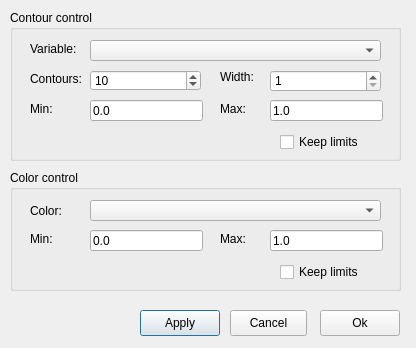
Old version of the form ElmerGUI/vtkpost/isocontour.ui in the repository tehnick/elmerfem.
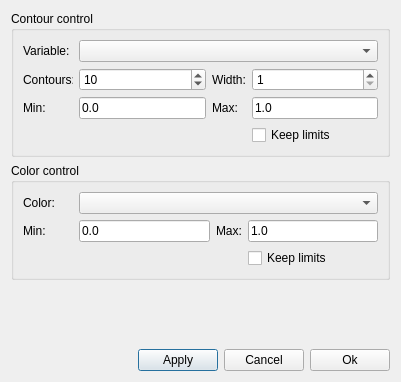
New version of the form. Icons and pictures are not drawn.

Commit message: ElmerGUI: Adjusted dialog layouts in vtk widget

Patch:
```diff
--- a/ElmerGUI/vtkpost/isocontour.ui
+++ b/ElmerGUI/vtkpost/isocontour.ui
@@ -5,117 +5,81 @@
    <rect>
     <x>0</x>
     <y>0</y>
-    <width>416</width>
-    <height>348</height>
+    <width>401</width>
+    <height>382</height>
    </rect>
   </property>
   <property name="windowTitle" >
    <string>Iso contours</string>
   </property>
-  <widget class="QPushButton" name="applyButton" >
-   <property name="geometry" >
-    <rect>
-     <x>140</x>
-     <y>310</y>
-     <width>80</width>
-     <height>26</height>
-    </rect>
-   </property>
-   <property name="text" >
-    <string>Apply</string>
-   </property>
-   <property name="icon" >
-    <iconset/>
-   </property>
-   <property name="default" >
-    <bool>true</bool>
-   </property>
-  </widget>
-  <widget class="QPushButton" name="okButton" >
-   <property name="geometry" >
-    <rect>
-     <x>320</x>
-     <y>310</y>
-     <width>80</width>
-     <height>26</height>
-    </rect>
-   </property>
-   <property name="text" >
-    <string>Ok</string>
-   </property>
-   <property name="icon" >
-    <iconset resource="../ElmerGUI.qrc" >:/icons/dialog-ok-apply.png</iconset>
-   </property>
-  </widget>
+  <layout class="QVBoxLayout" >
+   <item>
   <widget class="QGroupBox" name="contoursGroup" >
-   <property name="geometry" >
-    <rect>
-     <x>10</x>
-     <y>10</y>
-     <width>391</width>
-     <height>151</height>
-    </rect>
-   </property>
    <property name="title" >
     <string>Contour control</string>
    </property>
-   <widget class="QLineEdit" name="contoursMaxEdit" >
-    <property name="geometry" >
-     <rect>
-      <x>260</x>
-      <y>90</y>
-      <width>113</width>
-      <height>21</height>
-     </rect>
+     <layout class="QVBoxLayout" >
+      <item>
+       <layout class="QHBoxLayout" >
+        <item>
+         <widget class="QLabel" name="variableLabel" >
+          <property name="maximumSize" >
+           <size>
+            <width>50</width>
+            <height>16777215</height>
+           </size>
     </property>
     <property name="text" >
-     <string>1.0</string>
-    </property>
-   </widget>
+           <string>Variable:</string>
+          </property>
+         </widget>
+        </item>
+        <item>
    <widget class="QComboBox" name="contoursCombo" >
-    <property name="geometry" >
-     <rect>
-      <x>80</x>
-      <y>30</y>
-      <width>291</width>
-      <height>21</height>
-     </rect>
-    </property>
-   </widget>
-   <widget class="QLineEdit" name="contoursMinEdit" >
-    <property name="geometry" >
-     <rect>
-      <x>80</x>
-      <y>90</y>
-      <width>113</width>
-      <height>21</height>
-     </rect>
-    </property>
-    <property name="text" >
-     <string>0.0</string>
-    </property>
-   </widget>
-   <widget class="QLabel" name="contoursMaxLabel" >
-    <property name="geometry" >
-     <rect>
-      <x>210</x>
-      <y>90</y>
-      <width>31</width>
-      <height>18</height>
-     </rect>
+          <property name="minimumSize" >
+           <size>
+            <width>280</width>
+            <height>0</height>
+           </size>
+          </property>
+          <property name="maximumSize" >
+           <size>
+            <width>16777215</width>
+            <height>24</height>
+           </size>
+          </property>
+         </widget>
+        </item>
+       </layout>
+      </item>
+      <item>
+       <layout class="QGridLayout" >
+        <item row="0" column="0" >
+         <widget class="QLabel" name="contoursLabel" >
+          <property name="maximumSize" >
+           <size>
+            <width>50</width>
+            <height>16777215</height>
+           </size>
     </property>
     <property name="text" >
-     <string>Max:</string>
-    </property>
-   </widget>
+           <string>Contours:</string>
+          </property>
+         </widget>
+        </item>
+        <item row="0" column="1" >
    <widget class="QSpinBox" name="contoursSpin" >
-    <property name="geometry" >
-     <rect>
-      <x>80</x>
-      <y>60</y>
-      <width>111</width>
-      <height>21</height>
-     </rect>
+          <property name="minimumSize" >
+           <size>
+            <width>0</width>
+            <height>0</height>
+           </size>
+          </property>
+          <property name="maximumSize" >
+           <size>
+            <width>16777215</width>
+            <height>24</height>
+           </size>
     </property>
     <property name="minimum" >
      <number>1</number>
@@ -127,195 +91,221 @@
      <number>10</number>
     </property>
    </widget>
-   <widget class="QLabel" name="variableLabel" >
-    <property name="geometry" >
-     <rect>
-      <x>20</x>
-      <y>30</y>
-      <width>51</width>
-      <height>18</height>
-     </rect>
-    </property>
-    <property name="text" >
-     <string>Variable:</string>
-    </property>
-   </widget>
-   <widget class="QLabel" name="contoursLabel" >
-    <property name="geometry" >
-     <rect>
-      <x>20</x>
-      <y>60</y>
-      <width>61</width>
-      <height>18</height>
-     </rect>
-    </property>
-    <property name="text" >
-     <string>Contours:</string>
-    </property>
-   </widget>
-   <widget class="QLabel" name="contoursMinLabel" >
-    <property name="geometry" >
-     <rect>
-      <x>20</x>
-      <y>90</y>
-      <width>41</width>
-      <height>18</height>
-     </rect>
-    </property>
-    <property name="text" >
-     <string>Min:</string>
-    </property>
-   </widget>
+        </item>
+        <item row="0" column="2" >
    <widget class="QLabel" name="widthLabel" >
-    <property name="geometry" >
-     <rect>
-      <x>210</x>
-      <y>60</y>
-      <width>46</width>
-      <height>14</height>
-     </rect>
-    </property>
     <property name="text" >
      <string>Width:</string>
     </property>
    </widget>
+        </item>
+        <item row="0" column="3" >
    <widget class="QSpinBox" name="lineWidthSpin" >
-    <property name="geometry" >
-     <rect>
-      <x>260</x>
-      <y>60</y>
-      <width>111</width>
-      <height>22</height>
-     </rect>
+          <property name="maximumSize" >
+           <size>
+            <width>16777215</width>
+            <height>24</height>
+           </size>
     </property>
     <property name="minimum" >
      <number>1</number>
     </property>
    </widget>
+        </item>
+        <item row="1" column="0" >
+         <widget class="QLabel" name="contoursMinLabel" >
+          <property name="maximumSize" >
+           <size>
+            <width>70</width>
+            <height>16777215</height>
+           </size>
+          </property>
+          <property name="text" >
+           <string>Min:</string>
+          </property>
+         </widget>
+        </item>
+        <item row="1" column="1" >
+         <widget class="QLineEdit" name="contoursMinEdit" >
+          <property name="maximumSize" >
+           <size>
+            <width>16777215</width>
+            <height>24</height>
+           </size>
+          </property>
+          <property name="text" >
+           <string>0.0</string>
+          </property>
+         </widget>
+        </item>
+        <item row="1" column="2" >
+         <widget class="QLabel" name="contoursMaxLabel" >
+          <property name="text" >
+           <string>Max:</string>
+          </property>
+         </widget>
+        </item>
+        <item row="1" column="3" >
+         <widget class="QLineEdit" name="contoursMaxEdit" >
+          <property name="maximumSize" >
+           <size>
+            <width>16777215</width>
+            <height>24</height>
+           </size>
+          </property>
+          <property name="text" >
+           <string>1.0</string>
+          </property>
+         </widget>
+        </item>
+        <item row="2" column="3" >
    <widget class="QCheckBox" name="keepContourLimits" >
-    <property name="geometry" >
-     <rect>
-      <x>270</x>
-      <y>120</y>
-      <width>91</width>
-      <height>24</height>
-     </rect>
-    </property>
     <property name="text" >
      <string>Keep limits</string>
     </property>
    </widget>
-  </widget>
+        </item>
+       </layout>
+      </item>
+     </layout>
+    </widget>
+   </item>
+   <item>
   <widget class="QGroupBox" name="colorsGroup" >
-   <property name="geometry" >
-    <rect>
-     <x>10</x>
-     <y>170</y>
-     <width>391</width>
-     <height>121</height>
-    </rect>
-   </property>
    <property name="title" >
     <string>Color control</string>
    </property>
-   <widget class="QLineEdit" name="colorMaxEdit" >
-    <property name="geometry" >
-     <rect>
-      <x>260</x>
-      <y>60</y>
-      <width>113</width>
-      <height>21</height>
-     </rect>
-    </property>
-    <property name="text" >
-     <string>1.0</string>
-    </property>
-   </widget>
-   <widget class="QComboBox" name="colorCombo" >
-    <property name="geometry" >
-     <rect>
-      <x>80</x>
-      <y>30</y>
-      <width>291</width>
-      <height>21</height>
-     </rect>
-    </property>
-   </widget>
-   <widget class="QLabel" name="colorMinLabel" >
-    <property name="geometry" >
-     <rect>
-      <x>20</x>
-      <y>60</y>
-      <width>41</width>
-      <height>18</height>
-     </rect>
-    </property>
-    <property name="text" >
-     <string>Min:</string>
-    </property>
-   </widget>
+     <layout class="QVBoxLayout" >
+      <item>
+       <layout class="QHBoxLayout" >
+        <item>
    <widget class="QLabel" name="colorLabel" >
-    <property name="geometry" >
-     <rect>
-      <x>20</x>
-      <y>30</y>
-      <width>41</width>
-      <height>21</height>
-     </rect>
+          <property name="maximumSize" >
+           <size>
+            <width>50</width>
+            <height>16777215</height>
+           </size>
     </property>
     <property name="text" >
      <string>Color:</string>
     </property>
    </widget>
+        </item>
+        <item>
+         <widget class="QComboBox" name="colorCombo" >
+          <property name="minimumSize" >
+           <size>
+            <width>280</width>
+            <height>0</height>
+           </size>
+          </property>
+          <property name="maximumSize" >
+           <size>
+            <width>16777215</width>
+            <height>24</height>
+           </size>
+          </property>
+         </widget>
+        </item>
+       </layout>
+      </item>
+      <item>
+       <layout class="QGridLayout" >
+        <item row="0" column="0" >
+         <widget class="QLabel" name="colorMinLabel" >
+          <property name="minimumSize" >
+           <size>
+            <width>50</width>
+            <height>0</height>
+           </size>
+          </property>
+          <property name="maximumSize" >
+           <size>
+            <width>50</width>
+            <height>16777215</height>
+           </size>
+          </property>
+          <property name="text" >
+           <string>Min:</string>
+          </property>
+         </widget>
+        </item>
+        <item row="0" column="1" >
    <widget class="QLineEdit" name="colorMinEdit" >
-    <property name="geometry" >
-     <rect>
-      <x>80</x>
-      <y>60</y>
-      <width>113</width>
-      <height>21</height>
-     </rect>
-    </property>
     <property name="text" >
      <string>0.0</string>
     </property>
    </widget>
+        </item>
+        <item row="0" column="2" >
    <widget class="QLabel" name="colorMaxLabel" >
-    <property name="geometry" >
-     <rect>
-      <x>210</x>
-      <y>60</y>
-      <width>31</width>
-      <height>18</height>
-     </rect>
-    </property>
     <property name="text" >
      <string>Max:</string>
     </property>
    </widget>
+        </item>
+        <item row="0" column="3" >
+         <widget class="QLineEdit" name="colorMaxEdit" >
+          <property name="text" >
+           <string>1.0</string>
+          </property>
+         </widget>
+        </item>
+        <item row="1" column="3" >
    <widget class="QCheckBox" name="keepColorLimits" >
-    <property name="geometry" >
-     <rect>
-      <x>270</x>
-      <y>90</y>
-      <width>91</width>
-      <height>24</height>
-     </rect>
-    </property>
     <property name="text" >
      <string>Keep limits</string>
     </property>
    </widget>
-  </widget>
+        </item>
+       </layout>
+      </item>
+     </layout>
+    </widget>
+   </item>
+   <item>
+    <spacer>
+     <property name="orientation" >
+      <enum>Qt::Vertical</enum>
+     </property>
+     <property name="sizeHint" >
+      <size>
+       <width>20</width>
+       <height>40</height>
+      </size>
+     </property>
+    </spacer>
+   </item>
+   <item>
+    <layout class="QHBoxLayout" >
+     <item>
+      <spacer>
+       <property name="orientation" >
+        <enum>Qt::Horizontal</enum>
+       </property>
+       <property name="sizeHint" >
+        <size>
+         <width>40</width>
+         <height>20</height>
+        </size>
+       </property>
+      </spacer>
+     </item>
+     <item>
+      <widget class="QPushButton" name="applyButton" >
+       <property name="text" >
+        <string>Apply</string>
+       </property>
+       <property name="icon" >
+        <iconset/>
+       </property>
+       <property name="default" >
+        <bool>true</bool>
+       </property>
+      </widget>
+     </item>
+     <item>
   <widget class="QPushButton" name="cancelButton" >
-   <property name="geometry" >
-    <rect>
-     <x>230</x>
-     <y>310</y>
-     <width>77</width>
-     <height>26</height>
-    </rect>
-   </property>
    <property name="text" >
     <string>Cancel</string>
    </property>
@@ -323,6 +313,20 @@
     <iconset resource="../ElmerGUI.qrc" >:/icons/dialog-close.png</iconset>
    </property>
   </widget>
+     </item>
+     <item>
+      <widget class="QPushButton" name="okButton" >
+       <property name="text" >
+        <string>Ok</string>
+       </property>
+       <property name="icon" >
+        <iconset resource="../ElmerGUI.qrc" >:/icons/dialog-ok-apply.png</iconset>
+       </property>
+      </widget>
+     </item>
+    </layout>
+   </item>
+  </layout>
  </widget>
  <resources>
   <include location="../ElmerGUI.qrc" />
```
Lines whose indentation alone changed are shown as unchanged. The commit also changes 6 other files.
